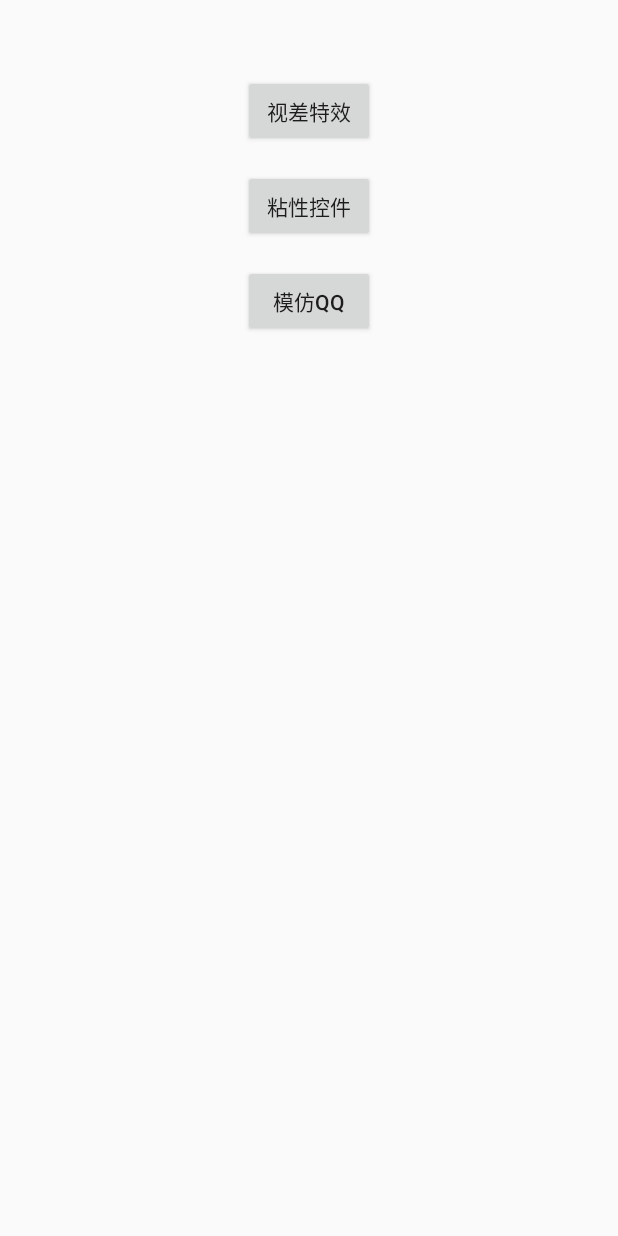
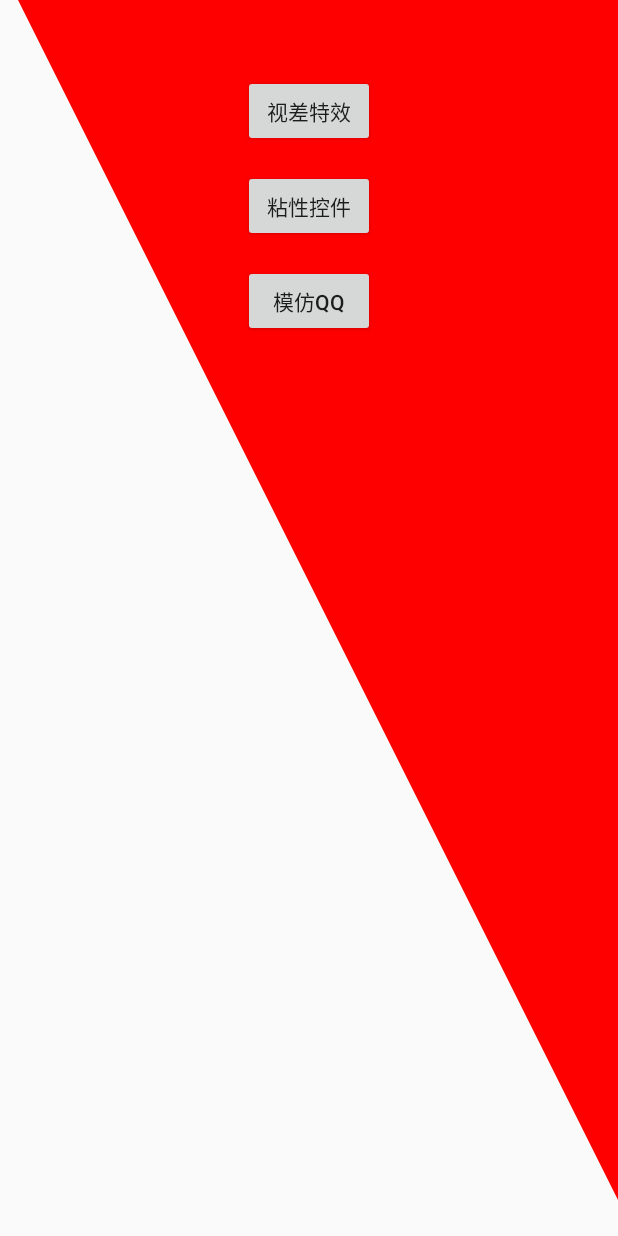
Before and after one commit to mercuryglory/QQ_Widget, an Android app: the screen it shows after launch (MainActivity), on a phone screen of 412 x 824 dp. Run offline under Robolectric (Android 15) with nearby library versions, the phone set to English and light mode, and no system bars.

Commit message:
upgrade: triangle view

```diff
--- /dev/null
+++ b/app/src/main/java/com/demo/widget/TriangleView.java
@@ -0,0 +1,100 @@
+package com.demo.widget;
+
+import android.content.Context;
+import android.graphics.Canvas;
+import android.graphics.Color;
+import android.graphics.Paint;
+import android.graphics.Path;
+import android.support.annotation.Nullable;
+import android.util.AttributeSet;
+import android.view.View;
+
+/**
+ * Created by wang.zhonghao on 2017/7/25.
+ */
+
+public class TriangleView extends View {
+
+    private Paint mPaint;
+
+    public TriangleView(Context context) {
+        this(context, null);
+    }
+
+    public TriangleView(Context context, @Nullable AttributeSet attrs) {
+        this(context, attrs, 0);
+    }
+
+    public TriangleView(Context context, @Nullable AttributeSet attrs, int defStyleAttr) {
+        super(context, attrs, defStyleAttr);
+
+        mPaint = new Paint();
+        mPaint.setColor(Color.RED);
+        mPaint.setAntiAlias(true);
+        mPaint.setDither(true);
+        mPaint.setStyle(Paint.Style.FILL);
+    }
+
+    @Override
+    protected void onDraw(Canvas canvas) {
+        super.onDraw(canvas);
+        int status = getStatusBarHeight(getContext());
+        canvas.translate(0, -status);
+        int[] points = new int[2];
+        getLocationInWindow(points);
+
+        int left = points[0];
+        int top = points[1];
+
+        int width = this.getWidth();
+        int height = this.getHeight();
+
+        int left1 = this.getLeft();
+        int right1 = this.getRight();
+
+
+        Path path = new Path();
+        path.moveTo(0, 0);
+        path.lineTo(width, 0);
+        path.lineTo(width, height);
+//        path.moveTo(800, 400);// 此点为多边形的起点
+//        path.lineTo(890, 400);
+//        path.lineTo(890, 490);
+        path.close();
+        canvas.drawPath(path, mPaint);
+    }
+
+    public int getStatusBarHeight(Context context) {
+        int statusBarHeight = -1;
+        int resourceId = context.getResources().getIdentifier("status_bar_height", "dimen",
+                "android");
+        if (resourceId > 0) {
+            statusBarHeight = context.getResources().getDimensionPixelSize(resourceId);
+        }
+
+        return statusBarHeight;
+
+    }
+
+    @Override
+    protected void onMeasure(int widthMeasureSpec, int heightMeasureSpec) {
+        super.onMeasure(widthMeasureSpec, heightMeasureSpec);
+        int width = 0;
+        int height = 0;
+        int widthMode = MeasureSpec.getMode(widthMeasureSpec);
+        int heightMode = MeasureSpec.getMode(heightMeasureSpec);
+        int widthSize = MeasureSpec.getSize(widthMeasureSpec);
+        int heightSize = MeasureSpec.getSize(heightMeasureSpec);
+        if (widthMode == MeasureSpec.EXACTLY) {
+            width = widthSize;
+        } else if (widthMode == MeasureSpec.AT_MOST) {
+            width = 90;
+        }
+        if (heightMode == MeasureSpec.EXACTLY) {
+            height = heightSize;
+        } else if (heightMode == MeasureSpec.AT_MOST) {
+            height = 90;
+        }
+        setMeasuredDimension(width, height);
+    }
+}
--- a/app/src/main/res/layout/activity_main.xml
+++ b/app/src/main/res/layout/activity_main.xml
@@ -34,4 +34,10 @@
         android:text="模仿QQ"
         android:onClick="condition"/>
 
+    <com.demo.widget.TriangleView
+        android:layout_width="match_parent"
+        android:layout_height="match_parent"
+        android:layout_alignParentBottom="true"
+        android:layout_centerHorizontal="true"/>
+
 </RelativeLayout >
```
